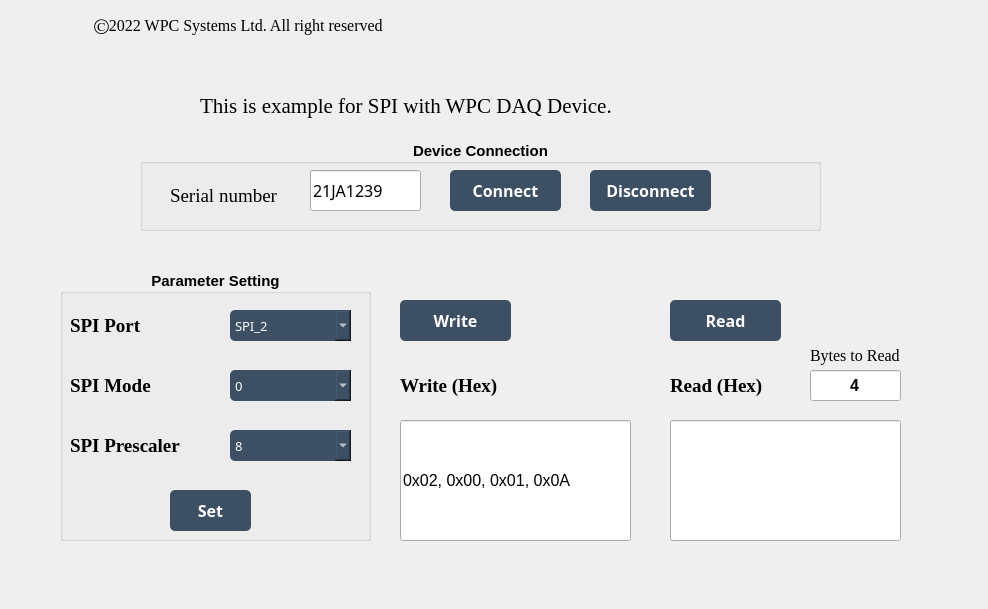
Old version of the form examples/GUI/SPI/Example_SPI/UI_design/example_GUI_SPI.ui in the repository WPC-Systems-Ltd/WPC_Python_driver_release.
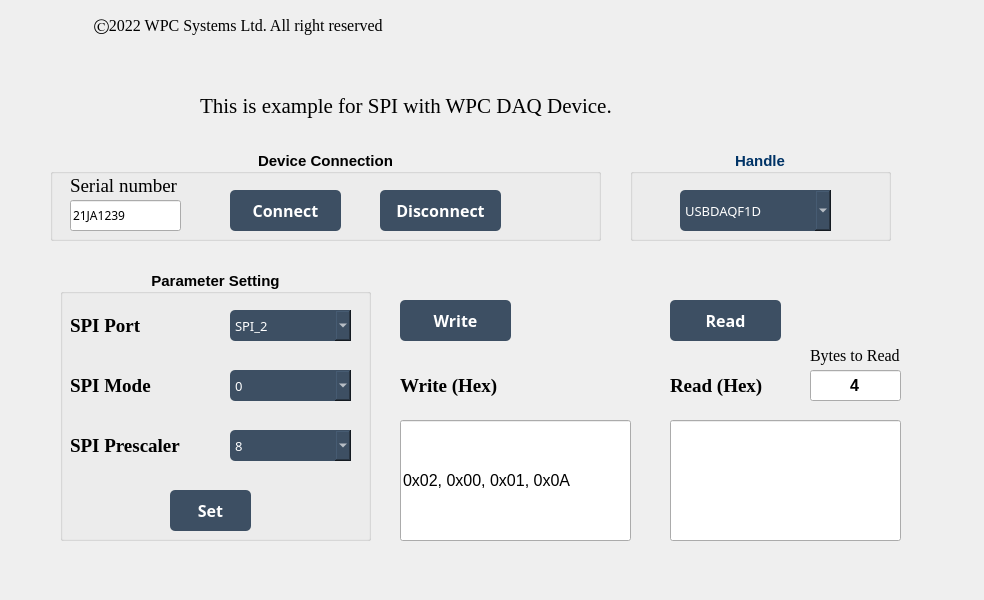
New version of the form. Icons and pictures are not drawn.

Patch:
```diff
--- a/examples/GUI/SPI/Example_SPI/UI_design/example_GUI_SPI.ui
+++ b/examples/GUI/SPI/Example_SPI/UI_design/example_GUI_SPI.ui
@@ -6,8 +6,8 @@
    <rect>
     <x>0</x>
     <y>0</y>
-    <width>988</width>
-    <height>609</height>
+    <width>984</width>
+    <height>600</height>
    </rect>
   </property>
   <property name="minimumSize">
@@ -83,9 +83,9 @@
    <widget class="QGroupBox" name="groupBox_connection">
     <property name="geometry">
      <rect>
-      <x>140</x>
-      <y>140</y>
-      <width>681</width>
+      <x>50</x>
+      <y>150</y>
+      <width>551</width>
       <height>91</height>
      </rect>
     </property>
@@ -111,8 +111,8 @@
     <widget class="QPushButton" name="btn_connect">
      <property name="geometry">
       <rect>
-       <x>310</x>
-       <y>30</y>
+       <x>180</x>
+       <y>40</y>
        <width>111</width>
        <height>41</height>
       </rect>
@@ -144,8 +144,8 @@
     <widget class="QPushButton" name="btn_disconnect">
      <property name="geometry">
       <rect>
-       <x>450</x>
-       <y>30</y>
+       <x>330</x>
+       <y>40</y>
        <width>121</width>
        <height>41</height>
       </rect>
@@ -177,8 +177,8 @@
     <widget class="QLabel" name="lb_serialnum">
      <property name="geometry">
       <rect>
-       <x>30</x>
-       <y>40</y>
+       <x>20</x>
+       <y>20</y>
        <width>131</width>
        <height>31</height>
       </rect>
@@ -195,32 +195,11 @@
       <string>Serial number</string>
      </property>
     </widget>
-    <widget class="QLineEdit" name="lineEdit_SN">
-     <property name="geometry">
-      <rect>
-       <x>170</x>
-       <y>30</y>
-       <width>111</width>
-       <height>41</height>
-      </rect>
-     </property>
-     <property name="font">
-      <font>
-       <family>微軟正黑體</family>
-       <pointsize>12</pointsize>
-       <weight>50</weight>
-       <bold>false</bold>
-      </font>
-     </property>
-     <property name="text">
-      <string>21JA1239</string>
-     </property>
-    </widget>
     <widget class="QLabel" name="lb_led">
      <property name="geometry">
       <rect>
-       <x>620</x>
-       <y>20</y>
+       <x>480</x>
+       <y>30</y>
        <width>51</width>
        <height>51</height>
       </rect>
@@ -238,6 +217,27 @@
       <bool>false</bool>
      </property>
     </widget>
+    <widget class="QLineEdit" name="lineEdit_IP">
+     <property name="geometry">
+      <rect>
+       <x>20</x>
+       <y>50</y>
+       <width>111</width>
+       <height>31</height>
+      </rect>
+     </property>
+     <property name="font">
+      <font>
+       <family>微軟正黑體</family>
+       <pointsize>9</pointsize>
+       <weight>50</weight>
+       <bold>false</bold>
+      </font>
+     </property>
+     <property name="text">
+      <string>21JA1239</string>
+     </property>
+    </widget>
    </widget>
    <widget class="QGroupBox" name="groupBox_setting">
     <property name="geometry">
@@ -1344,6 +1344,738 @@
      <bool>false</bool>
     </property>
    </widget>
+   <widget class="QGroupBox" name="groupBox_handle">
+    <property name="geometry">
+     <rect>
+      <x>630</x>
+      <y>150</y>
+      <width>261</width>
+      <height>91</height>
+     </rect>
+    </property>
+    <property name="palette">
+     <palette>
+      <active>
+       <colorrole role="WindowText">
+        <brush brushstyle="SolidPattern">
+         <color alpha="255">
+          <red>0</red>
+          <green>51</green>
+          <blue>102</blue>
+         </color>
+        </brush>
+       </colorrole>
+       <colorrole role="Button">
+        <brush brushstyle="SolidPattern">
+         <color alpha="255">
+          <red>255</red>
+          <green>255</green>
+          <blue>255</blue>
+         </color>
+        </brush>
+       </colorrole>
+       <colorrole role="Light">
+        <brush brushstyle="SolidPattern">
+         <color alpha="255">
+          <red>255</red>
+          <green>255</green>
+          <blue>255</blue>
+         </color>
+        </brush>
+       </colorrole>
+       <colorrole role="Midlight">
+        <brush brushstyle="SolidPattern">
+         <color alpha="255">
+          <red>255</red>
+          <green>255</green>
+          <blue>255</blue>
+         </color>
+        </brush>
+       </colorrole>
+       <colorrole role="Dark">
+        <brush brushstyle="SolidPattern">
+         <color alpha="255">
+          <red>127</red>
+          <green>127</green>
+          <blue>127</blue>
+         </color>
+        </brush>
+       </colorrole>
+       <colorrole role="Mid">
+        <brush brushstyle="SolidPattern">
+         <color alpha="255">
+          <red>170</red>
+          <green>170</green>
+          <blue>170</blue>
+         </color>
+        </brush>
+       </colorrole>
+       <colorrole role="Text">
+        <brush brushstyle="SolidPattern">
+         <color alpha="255">
+          <red>0</red>
+          <green>0</green>
+          <blue>0</blue>
+         </color>
+        </brush>
+       </colorrole>
+       <colorrole role="BrightText">
+        <brush brushstyle="SolidPattern">
+         <color alpha="255">
+          <red>255</red>
+          <green>255</green>
+          <blue>255</blue>
+         </color>
+        </brush>
+       </colorrole>
+       <colorrole role="ButtonText">
+        <brush brushstyle="SolidPattern">
+         <color alpha="255">
+          <red>0</red>
+          <green>0</green>
+          <blue>0</blue>
+         </color>
+        </brush>
+       </colorrole>
+       <colorrole role="Base">
+        <brush brushstyle="SolidPattern">
+         <color alpha="255">
+          <red>255</red>
+          <green>255</green>
+          <blue>255</blue>
+         </color>
+        </brush>
+       </colorrole>
+       <colorrole role="Window">
+        <brush brushstyle="SolidPattern">
+         <color alpha="255">
+          <red>255</red>
+          <green>255</green>
+          <blue>255</blue>
+         </color>
+        </brush>
+       </colorrole>
+       <colorrole role="Shadow">
+        <brush brushstyle="SolidPattern">
+         <color alpha="255">
+          <red>0</red>
+          <green>0</green>
+          <blue>0</blue>
+         </color>
+        </brush>
+       </colorrole>
+       <colorrole role="AlternateBase">
+        <brush brushstyle="SolidPattern">
+         <color alpha="255">
+          <red>255</red>
+          <green>255</green>
+          <blue>255</blue>
+         </color>
+        </brush>
+       </colorrole>
+       <colorrole role="ToolTipBase">
+        <brush brushstyle="SolidPattern">
+         <color alpha="255">
+          <red>255</red>
+          <green>255</green>
+          <blue>220</blue>
+         </color>
+        </brush>
+       </colorrole>
+       <colorrole role="ToolTipText">
+        <brush brushstyle="SolidPattern">
+         <color alpha="255">
+          <red>0</red>
+          <green>0</green>
+          <blue>0</blue>
+         </color>
+        </brush>
+       </colorrole>
+       <colorrole role="PlaceholderText">
+        <brush brushstyle="NoBrush">
+         <color alpha="128">
+          <red>0</red>
+          <green>0</green>
+          <blue>0</blue>
+         </color>
+        </brush>
+       </colorrole>
+      </active>
+      <inactive>
+       <colorrole role="WindowText">
+        <brush brushstyle="SolidPattern">
+         <color alpha="255">
+          <red>0</red>
+          <green>51</green>
+          <blue>102</blue>
+         </color>
+        </brush>
+       </colorrole>
+       <colorrole role="Button">
+        <brush brushstyle="SolidPattern">
+         <color alpha="255">
+          <red>255</red>
+          <green>255</green>
+          <blue>255</blue>
+         </color>
+        </brush>
+       </colorrole>
+       <colorrole role="Light">
+        <brush brushstyle="SolidPattern">
+         <color alpha="255">
+          <red>255</red>
+          <green>255</green>
+          <blue>255</blue>
+         </color>
+        </brush>
+       </colorrole>
+       <colorrole role="Midlight">
+        <brush brushstyle="SolidPattern">
+         <color alpha="255">
+          <red>255</red>
+          <green>255</green>
+          <blue>255</blue>
+         </color>
+        </brush>
+       </colorrole>
+       <colorrole role="Dark">
+        <brush brushstyle="SolidPattern">
+         <color alpha="255">
+          <red>127</red>
+          <green>127</green>
+          <blue>127</blue>
+         </color>
+        </brush>
+       </colorrole>
+       <colorrole role="Mid">
+        <brush brushstyle="SolidPattern">
+         <color alpha="255">
+          <red>170</red>
+          <green>170</green>
+          <blue>170</blue>
+         </color>
+        </brush>
+       </colorrole>
+       <colorrole role="Text">
+        <brush brushstyle="SolidPattern">
+         <color alpha="255">
+          <red>0</red>
+          <green>0</green>
+          <blue>0</blue>
+         </color>
+        </brush>
+       </colorrole>
+       <colorrole role="BrightText">
+        <brush brushstyle="SolidPattern">
+         <color alpha="255">
+          <red>255</red>
+          <green>255</green>
+          <blue>255</blue>
+         </color>
+        </brush>
+       </colorrole>
+       <colorrole role="ButtonText">
+        <brush brushstyle="SolidPattern">
+         <color alpha="255">
+          <red>0</red>
+          <green>0</green>
+          <blue>0</blue>
+         </color>
+        </brush>
+       </colorrole>
+       <colorrole role="Base">
+        <brush brushstyle="SolidPattern">
+         <color alpha="255">
+          <red>255</red>
+          <green>255</green>
+          <blue>255</blue>
+         </color>
+        </brush>
+       </colorrole>
+       <colorrole role="Window">
+        <brush brushstyle="SolidPattern">
+         <color alpha="255">
+          <red>255</red>
+          <green>255</green>
+          <blue>255</blue>
+         </color>
+        </brush>
+       </colorrole>
+       <colorrole role="Shadow">
+        <brush brushstyle="SolidPattern">
+         <color alpha="255">
+          <red>0</red>
+          <green>0</green>
+          <blue>0</blue>
+         </color>
+        </brush>
+       </colorrole>
+       <colorrole role="AlternateBase">
+        <brush brushstyle="SolidPattern">
+         <color alpha="255">
+          <red>255</red>
+          <green>255</green>
+          <blue>255</blue>
+         </color>
+        </brush>
+       </colorrole>
+       <colorrole role="ToolTipBase">
+        <brush brushstyle="SolidPattern">
+         <color alpha="255">
+          <red>255</red>
+          <green>255</green>
+          <blue>220</blue>
+         </color>
+        </brush>
+       </colorrole>
+       <colorrole role="ToolTipText">
+        <brush brushstyle="SolidPattern">
+         <color alpha="255">
+          <red>0</red>
+          <green>0</green>
+          <blue>0</blue>
+         </color>
+        </brush>
+       </colorrole>
+       <colorrole role="PlaceholderText">
+        <brush brushstyle="NoBrush">
+         <color alpha="128">
+          <red>0</red>
+          <green>0</green>
+          <blue>0</blue>
+         </color>
+        </brush>
+       </colorrole>
+      </inactive>
+      <disabled>
+       <colorrole role="WindowText">
+        <brush brushstyle="SolidPattern">
+         <color alpha="255">
+          <red>127</red>
+          <green>127</green>
+          <blue>127</blue>
+         </color>
+        </brush>
+       </colorrole>
+       <colorrole role="Button">
+        <brush brushstyle="SolidPattern">
+         <color alpha="255">
+          <red>255</red>
+          <green>255</green>
+          <blue>255</blue>
+         </color>
+        </brush>
+       </colorrole>
+       <colorrole role="Light">
+        <brush brushstyle="SolidPattern">
+         <color alpha="255">
+          <red>255</red>
+          <green>255</green>
+          <blue>255</blue>
+         </color>
+        </brush>
+       </colorrole>
+       <colorrole role="Midlight">
+        <brush brushstyle="SolidPattern">
+         <color alpha="255">
+          <red>255</red>
+          <green>255</green>
+          <blue>255</blue>
+         </color>
+        </brush>
+       </colorrole>
+       <colorrole role="Dark">
+        <brush brushstyle="SolidPattern">
+         <color alpha="255">
+          <red>127</red>
+          <green>127</green>
+          <blue>127</blue>
+         </color>
+        </brush>
+       </colorrole>
+       <colorrole role="Mid">
+        <brush brushstyle="SolidPattern">
+         <color alpha="255">
+          <red>170</red>
+          <green>170</green>
+          <blue>170</blue>
+         </color>
+        </brush>
+       </colorrole>
+       <colorrole role="Text">
+        <brush brushstyle="SolidPattern">
+         <color alpha="255">
+          <red>127</red>
+          <green>127</green>
+          <blue>127</blue>
+         </color>
+        </brush>
+       </colorrole>
+       <colorrole role="BrightText">
+        <brush brushstyle="SolidPattern">
+         <color alpha="255">
+          <red>255</red>
+          <green>255</green>
+          <blue>255</blue>
+         </color>
+        </brush>
+       </colorrole>
+       <colorrole role="ButtonText">
+        <brush brushstyle="SolidPattern">
+         <color alpha="255">
+          <red>127</red>
+          <green>127</green>
+          <blue>127</blue>
+         </color>
+        </brush>
+       </colorrole>
+       <colorrole role="Base">
+        <brush brushstyle="SolidPattern">
+         <color alpha="255">
+          <red>255</red>
+          <green>255</green>
+          <blue>255</blue>
+         </color>
+        </brush>
+       </colorrole>
+       <colorrole role="Window">
+        <brush brushstyle="SolidPattern">
+         <color alpha="255">
+          <red>255</red>
+          <green>255</green>
+          <blue>255</blue>
+         </color>
+        </brush>
+       </colorrole>
+       <colorrole role="Shadow">
+        <brush brushstyle="SolidPattern">
+         <color alpha="255">
+          <red>0</red>
+          <green>0</green>
+          <blue>0</blue>
+         </color>
+        </brush>
+       </colorrole>
+       <colorrole role="AlternateBase">
+        <brush brushstyle="SolidPattern">
+         <color alpha="255">
+          <red>255</red>
+          <green>255</green>
+          <blue>255</blue>
+         </color>
+        </brush>
+       </colorrole>
+       <colorrole role="ToolTipBase">
+        <brush brushstyle="SolidPattern">
+         <color alpha="255">
+          <red>255</red>
+          <green>255</green>
+          <blue>220</blue>
+         </color>
+        </brush>
+       </colorrole>
+       <colorrole role="ToolTipText">
+        <brush brushstyle="SolidPattern">
+         <color alpha="255">
+          <red>0</red>
+          <green>0</green>
+          <blue>0</blue>
+         </color>
+        </brush>
+       </colorrole>
+       <colorrole role="PlaceholderText">
+        <brush brushstyle="NoBrush">
+         <color alpha="128">
+          <red>0</red>
+          <green>0</green>
+          <blue>0</blue>
+         </color>
+        </brush>
+       </colorrole>
+      </disabled>
+     </palette>
+    </property>
+    <property name="font">
+     <font>
+      <family>Arial</family>
+      <pointsize>11</pointsize>
+      <weight>75</weight>
+      <bold>true</bold>
+     </font>
+    </property>
+    <property name="layoutDirection">
+     <enum>Qt::LeftToRight</enum>
+    </property>
+    <property name="title">
+     <string>Handle</string>
+    </property>
+    <property name="alignment">
+     <set>Qt::AlignCenter</set>
+    </property>
+    <property name="flat">
+     <bool>false</bool>
+    </property>
+    <property name="checkable">
+     <bool>false</bool>
+    </property>
+    <widget class="QComboBox" name="comboBox_handle">
+     <property name="geometry">
+      <rect>
+       <x>50</x>
+       <y>40</y>
+       <width>151</width>
+       <height>41</height>
+      </rect>
+     </property>
+     <property name="palette">
+      <palette>
+       <active>
+        <colorrole role="WindowText">
+         <brush brushstyle="SolidPattern">
+          <color alpha="255">
+           <red>255</red>
+           <green>255</green>
+           <blue>255</blue>
+          </color>
+         </brush>
+        </colorrole>
+        <colorrole role="Button">
+         <brush brushstyle="SolidPattern">
+          <color alpha="255">
+           <red>61</red>
+           <green>79</green>
+           <blue>99</blue>
+          </color>
+         </brush>
+        </colorrole>
+        <colorrole role="Text">
+         <brush brushstyle="SolidPattern">
+          <color alpha="255">
+           <red>255</red>
+           <green>255</green>
+           <blue>255</blue>
+          </color>
+         </brush>
+        </colorrole>
+        <colorrole role="ButtonText">
+         <brush brushstyle="SolidPattern">
+          <color alpha="255">
+           <red>255</red>
+           <green>255</green>
+           <blue>255</blue>
+          </color>
+         </brush>
+        </colorrole>
+        <colorrole role="Base">
+         <brush brushstyle="SolidPattern">
+          <color alpha="255">
+           <red>61</red>
+           <green>79</green>
+           <blue>99</blue>
+          </color>
+         </brush>
+        </colorrole>
+        <colorrole role="Window">
+         <brush brushstyle="SolidPattern">
+          <color alpha="255">
+           <red>61</red>
+           <green>79</green>
+           <blue>99</blue>
+          </color>
+         </brush>
+        </colorrole>
+        <colorrole role="PlaceholderText">
+         <brush brushstyle="NoBrush">
+          <color alpha="128">
+           <red>255</red>
+           <green>255</green>
+           <blue>255</blue>
+          </color>
+         </brush>
+        </colorrole>
+       </active>
+       <inactive>
+        <colorrole role="WindowText">
+         <brush brushstyle="SolidPattern">
+          <color alpha="255">
+           <red>255</red>
+           <green>255</green>
+           <blue>255</blue>
+          </color>
+         </brush>
+        </colorrole>
+        <colorrole role="Button">
+         <brush brushstyle="SolidPattern">
+          <color alpha="255">
+           <red>61</red>
+           <green>79</green>
+           <blue>99</blue>
+          </color>
+         </brush>
+        </colorrole>
+        <colorrole role="Text">
+         <brush brushstyle="SolidPattern">
+          <color alpha="255">
+           <red>255</red>
+           <green>255</green>
+           <blue>255</blue>
+          </color>
+         </brush>
+        </colorrole>
+        <colorrole role="ButtonText">
+         <brush brushstyle="SolidPattern">
+          <color alpha="255">
+           <red>255</red>
+           <green>255</green>
+           <blue>255</blue>
+          </color>
+         </brush>
+        </colorrole>
+        <colorrole role="Base">
+         <brush brushstyle="SolidPattern">
+          <color alpha="255">
+           <red>61</red>
+           <green>79</green>
+           <blue>99</blue>
+          </color>
+         </brush>
+        </colorrole>
+        <colorrole role="Window">
+         <brush brushstyle="SolidPattern">
+          <color alpha="255">
+           <red>61</red>
+           <green>79</green>
+           <blue>99</blue>
+          </color>
+         </brush>
+        </colorrole>
+        <colorrole role="PlaceholderText">
+         <brush brushstyle="NoBrush">
+          <color alpha="128">
+           <red>255</red>
+           <green>255</green>
+           <blue>255</blue>
+          </color>
+         </brush>
+        </colorrole>
+       </inactive>
+       <disabled>
+        <colorrole role="WindowText">
+         <brush brushstyle="SolidPattern">
+          <color alpha="255">
+           <red>255</red>
+           <green>255</green>
+           <blue>255</blue>
+          </color>
+         </brush>
+        </colorrole>
+        <colorrole role="Button">
+         <brush brushstyle="SolidPattern">
+          <color alpha="255">
+           <red>61</red>
+           <green>79</green>
+           <blue>99</blue>
+          </color>
+         </brush>
+        </colorrole>
+        <colorrole role="Text">
+         <brush brushstyle="SolidPattern">
+          <color alpha="255">
+           <red>255</red>
+           <green>255</green>
+           <blue>255</blue>
+          </color>
+         </brush>
+        </colorrole>
+        <colorrole role="ButtonText">
+         <brush brushstyle="SolidPattern">
+          <color alpha="255">
+           <red>255</red>
+           <green>255</green>
+           <blue>255</blue>
+          </color>
+         </brush>
+        </colorrole>
+        <colorrole role="Base">
+         <brush brushstyle="SolidPattern">
+          <color alpha="255">
+           <red>61</red>
+           <green>79</green>
+           <blue>99</blue>
+          </color>
+         </brush>
+        </colorrole>
+        <colorrole role="Window">
+         <brush brushstyle="SolidPattern">
+          <color alpha="255">
+           <red>61</red>
+           <green>79</green>
+           <blue>99</blue>
+          </color>
+         </brush>
+        </colorrole>
+        <colorrole role="PlaceholderText">
+         <brush brushstyle="NoBrush">
+          <color alpha="128">
+           <red>255</red>
+           <green>255</green>
+           <blue>255</blue>
+          </color>
+         </brush>
+        </colorrole>
+       </disabled>
+      </palette>
+     </property>
+     <property name="font">
+      <font>
+       <family>微軟正黑體</family>
+       <pointsize>10</pointsize>
+       <weight>50</weight>
+       <bold>false</bold>
+       <kerning>true</kerning>
+      </font>
+     </property>
+     <property name="styleSheet">
+      <string notr="true">background-color: rgb(61, 79, 99);
+border-radius : 5px;
+color:  rgb(255, 255, 255); </string>
+     </property>
+     <property name="currentText">
+      <string>USBDAQF1D</string>
+     </property>
+     <property name="currentIndex">
+      <number>0</number>
+     </property>
+     <property name="minimumContentsLength">
+      <number>0</number>
+     </property>
+     <item>
+      <property name="text">
+       <string>USBDAQF1D</string>
+      </property>
+     </item>
+     <item>
+      <property name="text">
+       <string>USBDAQF1AD</string>
+      </property>
+     </item>
+     <item>
+      <property name="text">
+       <string>USBDAQF1TD</string>
+      </property>
+     </item>
+     <item>
+      <property name="text">
+       <string>USBDAQF1RD</string>
+      </property>
+     </item>
+     <item>
+      <property name="text">
+       <string>USBDAQF1CD</string>
+      </property>
+     </item>
+    </widget>
+   </widget>
   </widget>
  </widget>
  <resources/>
```
